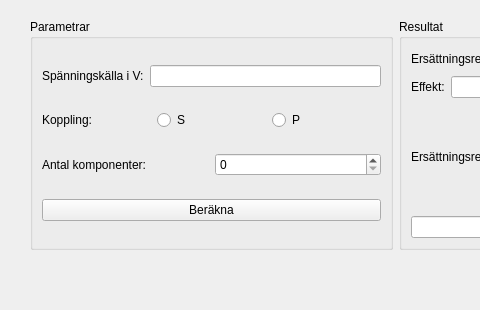
Old version of the form deepdive/mainwindow.ui in the repository Hortlund/Qt-lab8; both pictures show x 0 to 480 and y 0 to 310 of the 800 by 310 pixel window.
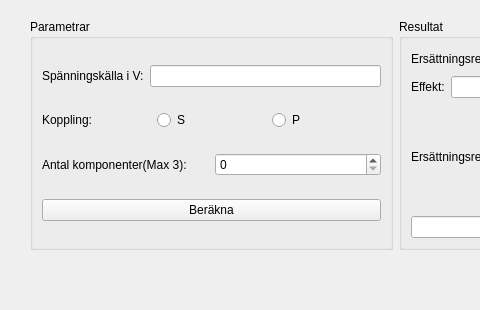
New version of the form.

Diff of the .ui file:
```diff
--- a/deepdive/mainwindow.ui
+++ b/deepdive/mainwindow.ui
@@ -14,7 +14,7 @@
    <string>Electrotest</string>
   </property>
   <widget class="QWidget" name="centralwidget">
-   <widget class="QWidget" name="">
+   <widget class="QWidget" name="layoutWidget">
     <property name="geometry">
      <rect>
       <x>30</x>
@@ -74,7 +74,7 @@
           <item>
            <widget class="QLabel" name="label_3">
             <property name="text">
-             <string>Antal komponenter: </string>
+             <string>Antal komponenter(Max 3): </string>
             </property>
            </widget>
           </item>
```
Left out of the diff: 6 changed lines with no effect on the pictures.
